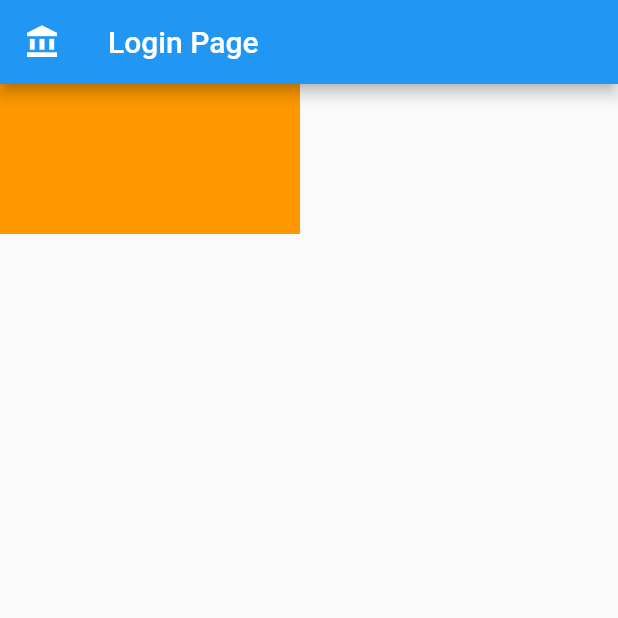
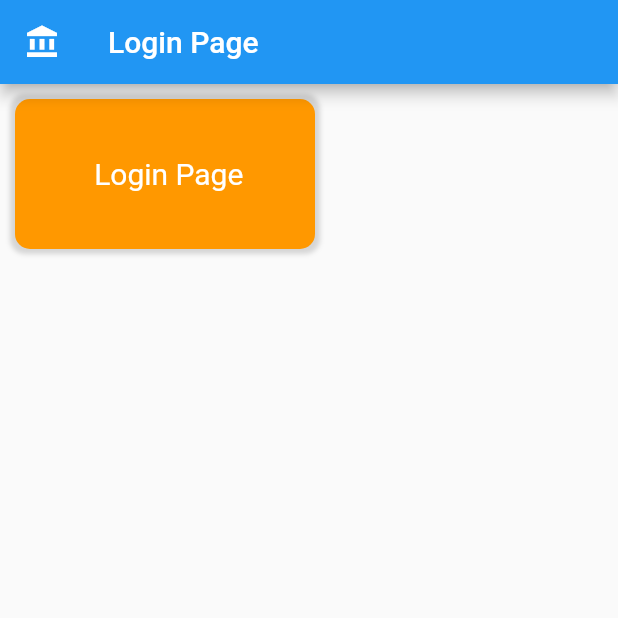
Before and after one commit to Sajeewamalith/widget_demo, a Flutter app: the screen it shows after launch, on a phone screen of 412 x 824 dp, the top half of it. Run offline on Flutter 3.47's test engine with Material 2 defaults, Android fonts, the phone set to English and light mode, and no system bars.

Commit message:
widget Demo - part 2

```diff
--- a/lib/login_page.dart
+++ b/lib/login_page.dart
@@ -27,11 +27,29 @@ class _LoginPageState extends State<LoginPage> {
         ),
       ),
       body: Container(
-        color: Colors.orange,
+        padding: EdgeInsets.symmetric(horizontal: 10 , vertical: 10),
+        margin: EdgeInsets.symmetric(horizontal: 10 , vertical: 10),
+        decoration: BoxDecoration(
+          color: Colors.orange,
+          borderRadius: BorderRadius.circular(10),
+          boxShadow: [
+            BoxShadow(
+              color: Colors.grey.withOpacity(0.4),
+              blurRadius: 2.0,
+              spreadRadius: 3.0
+            )
+          ]
+        ),
+
         width: 200,
         height: 100,
-        child: Text(''),
-      ),
+        child:Center(
+          child:Text(' Login Page' , style: TextStyle(
+            color: Colors.white,
+            fontSize: 20,
+        ),),
+      )
+    ),
     );
   }
 }
```
